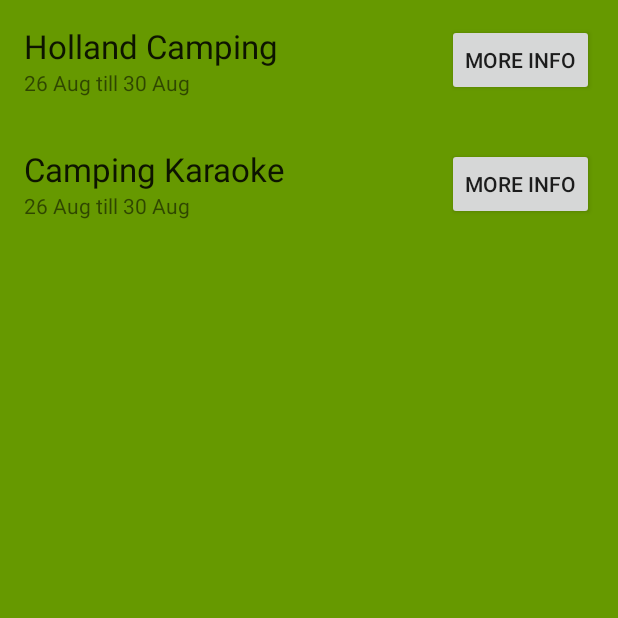
After one commit to tylerdegraaff/easyspot, an Android app: the ReservationActivity screen opened directly, with no data from a screen before it, on a phone screen of 412 x 824 dp, the top half of it. The commit adds this screen. Run offline under Robolectric (Android 15) with nearby library versions, the phone set to English and light mode, and no system bars.

Commit message:
reservations

```diff
--- a/app/src/main/AndroidManifest.xml
+++ b/app/src/main/AndroidManifest.xml
@@ -18,7 +18,8 @@
         </activity>
         <activity android:name=".BookingGeneralActivity" />
         <activity android:name=".BookingCampingActivity" />
-        <activity android:name=".AccountActivity"></activity>
+        <activity android:name=".AccountActivity" />
+        <activity android:name=".ReservationActivity"></activity>
     </application>
 
 </manifest>
--- a/app/src/main/java/nl/hr/tylerdegraaff/easyspot/MainActivity.java
+++ b/app/src/main/java/nl/hr/tylerdegraaff/easyspot/MainActivity.java
@@ -23,4 +23,9 @@ public class MainActivity extends AppCompatActivity {
         Intent intent = new Intent(this, AccountActivity.class);
         startActivity(intent);
     }
+
+    public void onReservations(View v){
+        Intent intent = new Intent(this, ReservationActivity.class);
+        startActivity(intent);
+    }
 }
--- /dev/null
+++ b/app/src/main/java/nl/hr/tylerdegraaff/easyspot/ReservationActivity.java
@@ -0,0 +1,14 @@
+package nl.hr.tylerdegraaff.easyspot;
+
+import android.support.v7.app.AppCompatActivity;
+import android.os.Bundle;
+
+public class ReservationActivity extends AppCompatActivity {
+
+    @Override
+    protected void onCreate(Bundle savedInstanceState) {
+        super.onCreate(savedInstanceState);
+        getSupportActionBar().hide();
+        setContentView(R.layout.activity_reservation);
+    }
+}
--- a/app/src/main/res/layout/activity_main.xml
+++ b/app/src/main/res/layout/activity_main.xml
@@ -64,7 +64,8 @@
         android:text="Reservations"
         android:id="@+id/button4"
         android:layout_below="@+id/button5"
-        android:layout_alignStart="@+id/textView3" />
+        android:layout_alignStart="@+id/textView3"
+        android:onClick="onReservations" />
 
     <Button
         android:layout_width="wrap_content"
--- /dev/null
+++ b/app/src/main/res/layout/activity_reservation.xml
@@ -0,0 +1,66 @@
+<?xml version="1.0" encoding="utf-8"?>
+<RelativeLayout xmlns:android="http://schemas.android.com/apk/res/android"
+    xmlns:tools="http://schemas.android.com/tools"
+    android:layout_width="match_parent"
+    android:layout_height="match_parent"
+    android:paddingBottom="@dimen/activity_vertical_margin"
+    android:paddingLeft="@dimen/activity_horizontal_margin"
+    android:paddingRight="@dimen/activity_horizontal_margin"
+    android:paddingTop="@dimen/activity_vertical_margin"
+    tools:context="nl.hr.tylerdegraaff.easyspot.ReservationActivity"
+    android:background="@android:color/holo_green_dark">
+
+    <TextView
+        android:layout_width="wrap_content"
+        android:layout_height="wrap_content"
+        android:textAppearance="?android:attr/textAppearanceLarge"
+        android:text="Holland Camping"
+        android:id="@+id/textView14"
+        android:layout_alignParentTop="true"
+        android:layout_alignParentStart="true" />
+
+    <TextView
+        android:layout_width="wrap_content"
+        android:layout_height="wrap_content"
+        android:textAppearance="?android:attr/textAppearanceSmall"
+        android:text="26 Aug till 30 Aug"
+        android:id="@+id/textView15"
+        android:layout_below="@+id/textView14"
+        android:layout_alignParentStart="true" />
+
+    <Button
+        android:layout_width="wrap_content"
+        android:layout_height="wrap_content"
+        android:text="More info"
+        android:id="@+id/button8"
+        android:layout_alignParentTop="true"
+        android:layout_alignParentEnd="true" />
+
+    <TextView
+        android:layout_width="wrap_content"
+        android:layout_height="wrap_content"
+        android:textAppearance="?android:attr/textAppearanceLarge"
+        android:text="Camping Karaoke"
+        android:id="@+id/textView16"
+        android:layout_below="@+id/button8"
+        android:layout_alignParentStart="true"
+        android:layout_marginTop="34dp" />
+
+    <TextView
+        android:layout_width="wrap_content"
+        android:layout_height="wrap_content"
+        android:textAppearance="?android:attr/textAppearanceSmall"
+        android:text="26 Aug till 30 Aug"
+        android:id="@+id/textView17"
+        android:layout_below="@+id/textView16"
+        android:layout_alignParentStart="true" />
+
+    <Button
+        android:layout_width="wrap_content"
+        android:layout_height="wrap_content"
+        android:text="More info"
+        android:id="@+id/button9"
+        android:layout_alignBottom="@+id/textView17"
+        android:layout_alignParentEnd="true" />
+
+</RelativeLayout>
```
